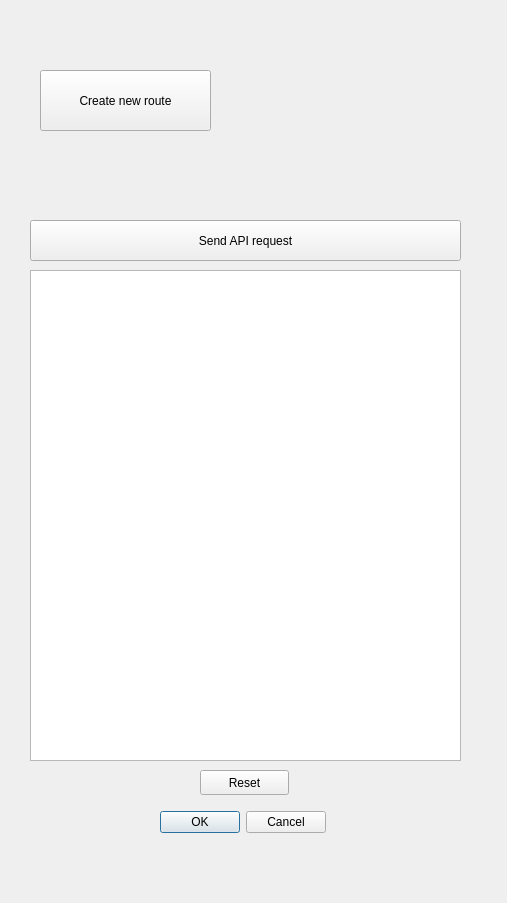
Before: the Qt Designer form transition_qgis_dockwidget_base.ui in chairemobilite/transition_qgis, drawn with Qt 5.
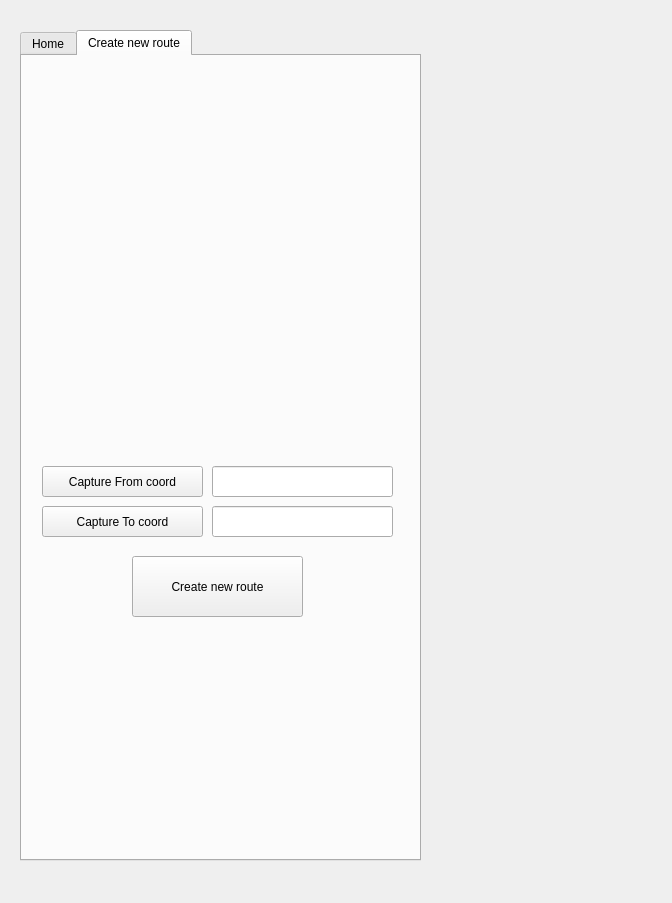
After: the same form once the commit is applied.

Commit message: Create new route tab added (demo 2)

Patch:
```diff
--- a/transition_qgis_dockwidget_base.ui
+++ b/transition_qgis_dockwidget_base.ui
@@ -6,19 +6,35 @@
    <rect>
     <x>0</x>
     <y>0</y>
-    <width>507</width>
+    <width>672</width>
     <height>903</height>
    </rect>
   </property>
   <property name="windowTitle">
    <string>Transition</string>
   </property>
+  <widget class="QTabWidget" name="tabWidget">
+   <property name="geometry">
+    <rect>
+     <x>20</x>
+     <y>30</y>
+     <width>401</width>
+     <height>831</height>
+    </rect>
+   </property>
+   <property name="currentIndex">
+    <number>1</number>
+   </property>
+   <widget class="QWidget" name="tab">
+    <attribute name="title">
+     <string>Home</string>
+    </attribute>
   <widget class="QPushButton" name="pushButton">
    <property name="geometry">
     <rect>
-     <x>30</x>
-     <y>220</y>
-     <width>431</width>
+       <x>10</x>
+       <y>20</y>
+       <width>371</width>
      <height>41</height>
     </rect>
    </property>
@@ -26,34 +42,21 @@
     <string>Send API request</string>
    </property>
   </widget>
-  <widget class="QDialogButtonBox" name="buttonBox">
-   <property name="geometry">
-    <rect>
-     <x>160</x>
-     <y>810</y>
-     <width>166</width>
-     <height>25</height>
-    </rect>
-   </property>
-   <property name="standardButtons">
-    <set>QDialogButtonBox::Cancel|QDialogButtonBox::Ok</set>
-   </property>
-  </widget>
   <widget class="QPlainTextEdit" name="plainTextEdit">
    <property name="geometry">
     <rect>
-     <x>30</x>
-     <y>270</y>
-     <width>431</width>
-     <height>491</height>
+       <x>10</x>
+       <y>80</y>
+       <width>371</width>
+       <height>671</height>
     </rect>
    </property>
   </widget>
   <widget class="QPushButton" name="resetButton">
    <property name="geometry">
     <rect>
-     <x>200</x>
-     <y>770</y>
+       <x>150</x>
+       <y>760</y>
      <width>89</width>
      <height>25</height>
     </rect>
@@ -62,11 +65,16 @@
     <string>Reset</string>
    </property>
   </widget>
+   </widget>
+   <widget class="QWidget" name="tab_2">
+    <attribute name="title">
+     <string>Create new route</string>
+    </attribute>
   <widget class="QPushButton" name="routeButton">
    <property name="geometry">
     <rect>
-     <x>40</x>
-     <y>70</y>
+       <x>110</x>
+       <y>500</y>
      <width>171</width>
      <height>61</height>
     </rect>
@@ -74,6 +82,65 @@
    <property name="text">
     <string>Create new route</string>
    </property>
+    </widget>
+    <widget class="QPushButton" name="captureButtonFrom">
+     <property name="geometry">
+      <rect>
+       <x>20</x>
+       <y>410</y>
+       <width>161</width>
+       <height>31</height>
+      </rect>
+     </property>
+     <property name="text">
+      <string>Capture From coord</string>
+     </property>
+    </widget>
+    <widget class="QLineEdit" name="userCrsEditTo">
+     <property name="geometry">
+      <rect>
+       <x>190</x>
+       <y>450</y>
+       <width>181</width>
+       <height>31</height>
+      </rect>
+     </property>
+    </widget>
+    <widget class="QLineEdit" name="userCrsEditFrom">
+     <property name="geometry">
+      <rect>
+       <x>190</x>
+       <y>410</y>
+       <width>181</width>
+       <height>31</height>
+      </rect>
+     </property>
+    </widget>
+    <widget class="QPushButton" name="captureButtonTo">
+     <property name="geometry">
+      <rect>
+       <x>20</x>
+       <y>450</y>
+       <width>161</width>
+       <height>31</height>
+      </rect>
+     </property>
+     <property name="text">
+      <string>Capture To coord</string>
+     </property>
+    </widget>
+    <widget class="QWidget" name="verticalLayoutWidget">
+     <property name="geometry">
+      <rect>
+       <x>10</x>
+       <y>10</y>
+       <width>371</width>
+       <height>381</height>
+      </rect>
+     </property>
+     <layout class="QVBoxLayout" name="verticalLayout"/>
+    </widget>
+   </widget>
   </widget>
  </widget>
  <resources/>
```
Lines whose indentation alone changed are shown as unchanged. The commit also changes 4 other files.
